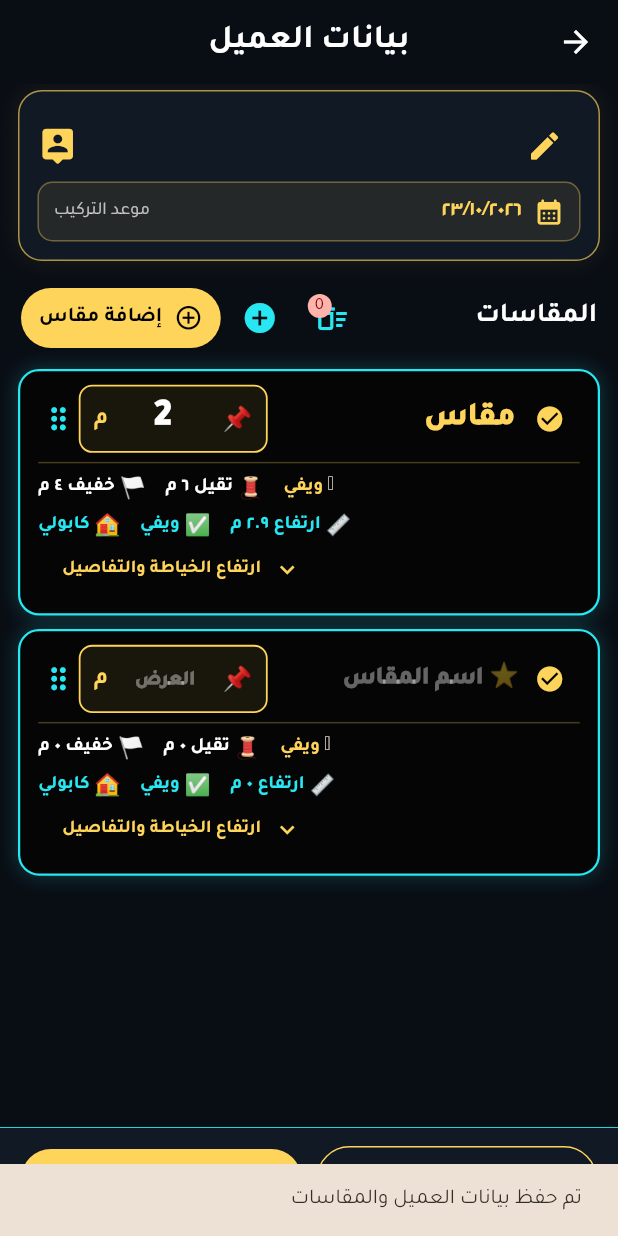
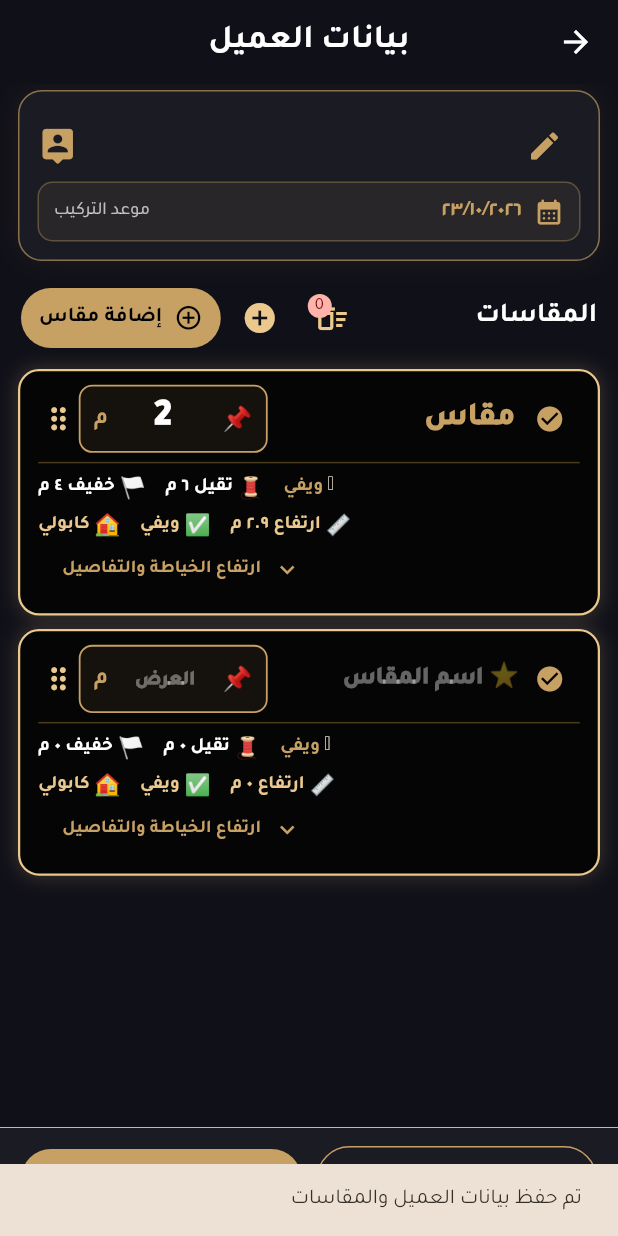
Before and after one commit to abdohamadaprog/paris-curtains, a Flutter app: the ParisClientMeasurementsPage screen opened directly with empty values, after a tap on "إضافة مقاس", after a tap on "حفظ البيانات", on a phone screen of 412 x 824 dp. Run offline on Flutter 3.47's test engine with Material 3 defaults, Android fonts, the phone set to English and light mode, and no system bars; our stand-ins replace cached_network_image, cloud_firestore, easy_localization, firebase_auth, firebase_core, fl_chart and 4 more; missing offline and left inert: gal; accounts and stored records are empty; network calls fail.

Commit message:
Initial commit - Paris Curtains

```diff
--- /dev/null
+++ b/lib/core/utils/image_url.dart
@@ -0,0 +1,29 @@
+/// أدوات لتصغير الصور المستضافة على Cloudinary قبل تحميلها.
+///
+/// الرابط الأصلي يبقى كما هو في Firestore، والتصغير بيتم وقت العرض فقط.
+/// أي رابط غير Cloudinary بيرجع كما هو من غير تغيير.
+class ImageUrl {
+  const ImageUrl._();
+
+  static bool _isCloudinary(String url) {
+    return url.contains('cloudinary.com') && url.contains('/upload/');
+  }
+
+  static String _resize(String url, int width) {
+    if (!_isCloudinary(url) || url.contains('/upload/c_limit,w_')) {
+      return url;
+    }
+
+    return url.replaceFirst('/upload/', '/upload/c_limit,w_$width,q_auto/');
+  }
+
+  /// صورة مصغرة للشبكات والقوائم (الافتراضي 600 بيكسل عرض).
+  static String thumbnail(String url, {int width = 600}) {
+    return _resize(url, width);
+  }
+
+  /// صورة البانر العريضة.
+  static String banner(String url) {
+    return _resize(url, 1000);
+  }
+}
--- a/lib/features/admin/screens/gallery_management_page.dart
+++ b/lib/features/admin/screens/gallery_management_page.dart
@@ -3,6 +3,7 @@ import 'package:cloud_firestore/cloud_firestore.dart';
 
 import 'package:cached_network_image/cached_network_image.dart';
 import '../../../core/constants/app_colors.dart';
+import '../../../core/utils/image_url.dart';
 
 class GalleryManagementPage extends StatefulWidget {
   const GalleryManagementPage({super.key});
@@ -451,7 +452,9 @@ class _GalleryManagementPageState extends State<GalleryManagementPage> {
                                 top: Radius.circular(15),
                               ),
                               child: CachedNetworkImage(
-                                imageUrl: data['url'],
+                                imageUrl: ImageUrl.thumbnail(
+                                  data['url'].toString(),
+                                ),
                                 fit: BoxFit.cover,
                                 placeholder: (c, u) =>
                                     Container(color: Colors.white10),
--- a/lib/features/admin/screens/promo_management_page.dart
+++ b/lib/features/admin/screens/promo_management_page.dart
@@ -7,6 +7,7 @@ import 'package:http/http.dart' as http;
 import 'package:image_picker/image_picker.dart';
 
 import '../../../core/constants/app_colors.dart';
+import '../../../core/utils/image_url.dart';
 import 'promo_reorder_page.dart';
 
 class PromoManagementPage extends StatefulWidget {
@@ -307,7 +308,7 @@ class _PromoManagementPageState extends State<PromoManagementPage> {
                         children: [
                           Expanded(
                             child: CachedNetworkImage(
-                              imageUrl: url,
+                              imageUrl: ImageUrl.thumbnail(url, width: 700),
                               width: double.infinity,
                               fit: BoxFit.cover,
                               placeholder: (context, url) => const Center(
--- a/lib/features/admin/screens/promo_reorder_page.dart
+++ b/lib/features/admin/screens/promo_reorder_page.dart
@@ -2,6 +2,7 @@ import 'package:flutter/material.dart';
 import 'package:cloud_firestore/cloud_firestore.dart';
 
 import '../../../core/constants/app_colors.dart';
+import '../../../core/utils/image_url.dart';
 
 class PromoReorderPage extends StatefulWidget {
   const PromoReorderPage({super.key});
@@ -253,7 +254,10 @@ class _PromoReorderPageState extends State<PromoReorderPage> {
                               child: ClipRRect(
                                 borderRadius: BorderRadius.circular(13),
                                 child: Image.network(
-                                  doc['url'],
+                                  ImageUrl.thumbnail(
+                                    doc['url'].toString(),
+                                    width: 700,
+                                  ),
                                   height: 160,
                                   width: double.infinity,
                                   fit: BoxFit.cover,
--- a/lib/features/clients/screens/paris_client_measurements_page.dart
+++ b/lib/features/clients/screens/paris_client_measurements_page.dart
@@ -1,5 +1,7 @@
 import 'package:flutter/material.dart';
 import 'package:cloud_firestore/cloud_firestore.dart';
+
+import '../../../core/constants/app_colors.dart';
 
 /// شاشة أولية قابلة للدمج داخل تطبيق Paris Curtains.
 /// تحفظ بيانات المقاسات داخل مستند العميل في Firestore. يتطلب cloud_firestore.
@@ -28,18 +30,21 @@ class ParisClientMeasurementsPage extends StatefulWidget {
 
 class _ParisClientMeasurementsPageState
     extends State<ParisClientMeasurementsPage> {
-  static const _gold = Color(0xFFFFD45A);
-  static const _neon = Color(0xFF27E7F2);
-  static const _bg = Color(0xFF090D14);
-  static const _panel = Color(0xFF111925);
+  static const _gold = AppColors.primaryGold;
+  static const _neon = AppColors.lightGold;
+  static const _bg = AppColors.bgDark;
+  static const _panel = AppColors.surfaceDark;
 
   late final TextEditingController _nameController;
   late DateTime? _installationDate;
   final List<_Measurement> _measurements = [_Measurement()];
   final List<_Balcony> _balconies = [];
   final List<_DeletedCard> _trash = [];
+  int _nextId = 1;
   bool _saving = false;
   bool _showTrash = false;
+  bool _loaded = false;
+  bool _loadFailed = false;
 
   @override
   void initState() {
@@ -65,12 +70,17 @@ class _ParisClientMeasurementsPageState
   }
 
   Future<void> _loadSavedData() async {
+    _loadFailed = false;
     try {
       final doc = await FirebaseFirestore.instance
           .collection('clients')
           .doc(widget.clientId)
           .get();
-      if (!mounted || !doc.exists) return;
+      if (!mounted) return;
+      if (!doc.exists) {
+        setState(() => _loaded = true);
+        return;
+      }
       final data = doc.data() ?? <String, dynamic>{};
       final loadedMeasurements = <_Measurement>[];
       final loadedBalconies = <_Balcony>[];
@@ -96,8 +106,9 @@ class _ParisClientMeasurementsPageState
         loadedMeasurements.add(m);
       }
       for (final raw in (data['deleted_cards'] as List? ?? const [])) {
-        if (raw is Map)
+        if (raw is Map) {
           loadedTrash.add(_DeletedCard.fromMap(Map<String, dynamic>.from(raw)));
+        }
       }
       for (final raw in (data['balconies'] as List? ?? const [])) {
         if (raw is! Map) continue;
@@ -134,9 +145,21 @@ class _ParisClientMeasurementsPageState
         _nameController.text = (data['name'] ?? widget.clientName).toString();
         final date = data['installation_date'];
         if (date is Timestamp) _installationDate = date.toDate();
+        _loaded = true;
       });
-    } catch (_) {
-      /* Keep the editable screen usable if offline; saving will report errors. */
+    } catch (e) {
+      debugPrint('Failed to load client data: $e');
+      if (!mounted) return;
+      _loadFailed = true;
+      ScaffoldMessenger.of(context).showSnackBar(
+        SnackBar(
+          content: const Text('تعذر تحميل بيانات العميل. تأكد من الاتصال.'),
+          action: SnackBarAction(
+            label: 'إعادة المحاولة',
+            onPressed: _loadSavedData,
+          ),
+        ),
+      );
     }
   }
 
@@ -181,6 +204,7 @@ class _ParisClientMeasurementsPageState
       item.name.text = '';
       item.width.text = '';
       item.height.text = '';
+      _nextId++;
       _measurements.add(item);
     });
   }
@@ -191,6 +215,27 @@ class _ParisClientMeasurementsPageState
 
   Future<void> _saveData() async {
     if (_saving) return;
+
+    // لا نحفظ قبل نجاح تحميل البيانات حتى لا نكتب فوق مقاسات العميل.
+    if (!_loaded) {
+      ScaffoldMessenger.of(context).showSnackBar(
+        SnackBar(
+          content: Text(
+            _loadFailed
+                ? 'تعذر تحميل بيانات العميل، أعد المحاولة قبل الحفظ حتى لا تضيع بياناته.'
+                : 'جاري تحميل بيانات العميل، انتظر لحظة ثم احفظ.',
+          ),
+          action: _loadFailed
+              ? SnackBarAction(
+                  label: 'إعادة المحاولة',
+                  onPressed: _loadSavedData,
+                )
+              : null,
+        ),
+      );
+      return;
+    }
+
     setState(() => _saving = true);
     try {
       final measurements = _measurements.map((m) {
@@ -240,15 +285,20 @@ class _ParisClientMeasurementsPageState
             'deleted_cards': _trash.map((t) => t.toMap()).toList(),
             'measurements_updated_at': FieldValue.serverTimestamp(),
           }, SetOptions(merge: true));
-      if (mounted)
+      if (mounted) {
         ScaffoldMessenger.of(context).showSnackBar(
           const SnackBar(content: Text('تم حفظ بيانات العميل والمقاسات')),
         );
+      }
     } catch (e) {
-      if (mounted)
-        ScaffoldMessenger.of(
-          context,
-        ).showSnackBar(SnackBar(content: Text('تعذر الحفظ: $e')));
+      debugPrint('Failed to save client data: $e');
+      if (mounted) {
+        ScaffoldMessenger.of(context).showSnackBar(
+          const SnackBar(
+            content: Text('تعذر الحفظ. تأكد من الاتصال وحاول مرة أخرى.'),
+          ),
+        );
+      }
     } finally {
       if (mounted) setState(() => _saving = false);
     }
@@ -333,19 +383,22 @@ class _ParisClientMeasurementsPageState
                   // Measurement cards can be reordered among measurement positions only;
                   // balcony cards are not passed into the measurements list by mistake.
                   if (oldIndex >= _measurements.length ||
-                      newIndex > _measurements.length)
+                      newIndex > _measurements.length) {
                     return;
+                  }
                   setState(() {
                     if (newIndex > oldIndex) newIndex--;
-                    if (newIndex < 0 || newIndex >= _measurements.length)
+                    if (newIndex < 0 || newIndex >= _measurements.length) {
                       return;
+                    }
                     final item = _measurements.removeAt(oldIndex);
                     _measurements.insert(newIndex, item);
                   });
                 },
                 itemBuilder: (context, index) {
-                  if (index < _measurements.length)
+                  if (index < _measurements.length) {
                     return _measurementCard(_measurements[index], index);
+                  }
                   final bIndex = index - _measurements.length;
                   return _balconyCard(
                     _balconies[bIndex],
@@ -521,8 +574,9 @@ class _ParisClientMeasurementsPageState
         ],
       ),
     );
-    if (result != null && result.trim().isNotEmpty)
+    if (result != null && result.trim().isNotEmpty) {
       setState(() => _nameController.text = result.trim());
+    }
     controller.dispose();
   }
 
@@ -575,10 +629,11 @@ class _ParisClientMeasurementsPageState
   void _restoreTrash(_DeletedCard card) {
     setState(() {
       _trash.remove(card);
-      if (card.type == 'measurement')
+      if (card.type == 'measurement') {
         _measurements.add(card.toMeasurement());
-      else
+      } else {
         _balconies.add(card.toBalcony());
+      }
     });
   }
 
--- a/lib/features/home/screens/gallery_reorder_page.dart
+++ b/lib/features/home/screens/gallery_reorder_page.dart
@@ -3,6 +3,7 @@ import 'package:cloud_firestore/cloud_firestore.dart';
 
 import 'package:cached_network_image/cached_network_image.dart';
 import '../../../core/constants/app_colors.dart';
+import '../../../core/utils/image_url.dart';
 
 class GalleryReorderPage extends StatefulWidget {
   const GalleryReorderPage({super.key});
@@ -271,7 +272,9 @@ class _GalleryReorderPageState extends State<GalleryReorderPage> {
                               ClipRRect(
                                 borderRadius: BorderRadius.circular(7),
                                 child: CachedNetworkImage(
-                                  imageUrl: data['url'],
+                                  imageUrl: ImageUrl.thumbnail(
+                                    data['url'].toString(),
+                                  ),
                                   fit: BoxFit.cover,
                                   placeholder: (c, u) =>
                                       Container(color: Colors.white10),
--- a/lib/features/home/widgets/app_image_viewer.dart
+++ b/lib/features/home/widgets/app_image_viewer.dart
@@ -227,6 +227,7 @@ class _AppImageViewerPageState extends State<AppImageViewerPage> {
                     child: Center(
                       child: CachedNetworkImage(
                         imageUrl: url,
+                        memCacheWidth: 1800,
                         fit: BoxFit.contain,
                         placeholder: (context, url) => const Center(
                           child: CircularProgressIndicator(
--- a/lib/features/home/widgets/gallery_widgets.dart
+++ b/lib/features/home/widgets/gallery_widgets.dart
@@ -2,6 +2,7 @@ import 'package:cached_network_image/cached_network_image.dart';
 import 'package:flutter/material.dart';
 
 import '../../../core/constants/app_colors.dart';
+import '../../../core/utils/image_url.dart';
 
 /// نص بتدرج ذهبي فاخر.
 class GoldText extends StatelessWidget {
@@ -231,7 +232,8 @@ class PromoBanner extends StatelessWidget {
                   }
 
                   return CachedNetworkImage(
-                    imageUrl: images[i],
+                    imageUrl: ImageUrl.banner(images[i]),
+                    memCacheWidth: 1000,
                     fit: BoxFit.cover,
                     placeholder: (context, url) =>
                         const ColoredBox(color: AppColors.bgDark),
@@ -398,7 +400,8 @@ class CategoryTile extends StatelessWidget {
           fit: StackFit.expand,
           children: [
             CachedNetworkImage(
-              imageUrl: imageUrl,
+              imageUrl: ImageUrl.thumbnail(imageUrl, width: 300),
+              memCacheWidth: 300,
               fit: BoxFit.cover,
               placeholder: (context, url) =>
                   const ColoredBox(color: AppColors.surfaceDark),
@@ -519,6 +522,7 @@ class GalleryImageCard extends StatelessWidget {
             children: [
               CachedNetworkImage(
                 imageUrl: imageUrl,
+                memCacheWidth: 700,
                 fit: BoxFit.cover,
                 placeholder: (context, url) => const ColoredBox(
                   color: AppColors.surfaceDark,
```
Also changed, not shown: lib/features/home/screens/gallery_screen.dart (+4 -8 lines), lib/features/home/widgets/gallery_grid.dart (+2 -10 lines).
